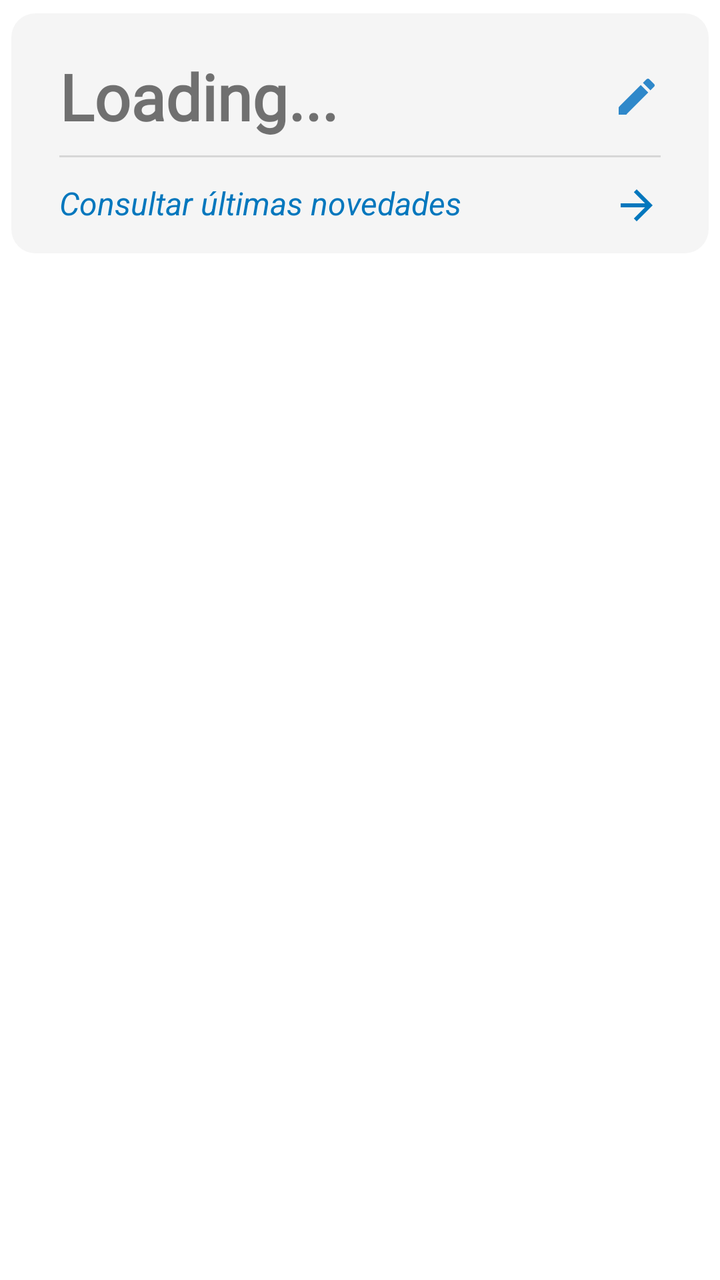
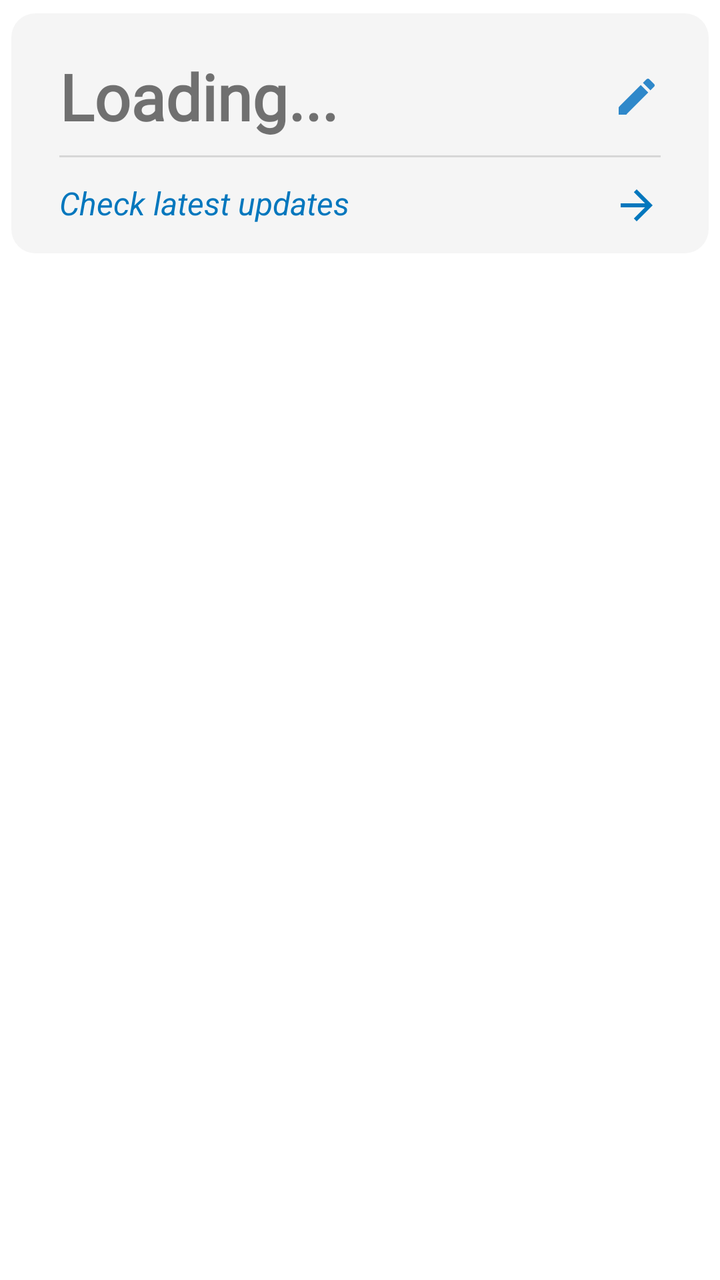

Screens rendered from an Android XML layout before and after an edit, with the pre-edit source and the edit as a unified diff.
<!-- AndroidManifest.xml: application theme Theme.ZapAlerts -->
<!-- res/layout/item_list_interests.xml -->
<?xml version="1.0" encoding="utf-8"?>
<androidx.constraintlayout.widget.ConstraintLayout xmlns:android="http://schemas.android.com/apk/res/android"
    xmlns:app="http://schemas.android.com/apk/res-auto"
    android:layout_width="match_parent"
    android:layout_height="wrap_content"
    android:clickable="true">

    <androidx.cardview.widget.CardView
        style="@style/CustomCardview"
        android:layout_width="match_parent"
        android:layout_height="wrap_content"
        android:layout_marginBottom="32sp"
        android:elevation="0dp"
        android:outlineProvider="none"
        app:cardCornerRadius="12dp"
        app:cardUseCompatPadding="true"
        app:layout_constraintEnd_toEndOf="parent"
        app:layout_constraintStart_toStartOf="parent"
        app:layout_constraintTop_toTopOf="parent">

        <RelativeLayout
            android:layout_width="match_parent"
            android:layout_height="match_parent"
            android:paddingHorizontal="24dp"
            android:paddingTop="20dp">

            <androidx.constraintlayout.widget.ConstraintLayout
                android:id="@+id/name_layout"
                android:layout_width="match_parent"
                android:layout_height="wrap_content"
                android:orientation="horizontal">

                <TextView
                    android:id="@+id/interest_title"
                    android:layout_width="0dp"
                    android:layout_height="wrap_content"
                    android:ellipsize="end"
                    android:fontFamily="@font/lato_light"
                    android:maxLines="1"
                    android:text="Loading..."
                    android:textSize="32sp"
                    android:textStyle="bold"
                    app:layout_constraintBottom_toBottomOf="parent"
                    app:layout_constraintEnd_toStartOf="@id/edit_interest"
                    app:layout_constraintStart_toStartOf="parent"
                    app:layout_constraintTop_toTopOf="parent" />

                <ImageView
                    android:id="@+id/edit_interest"
                    android:layout_width="wrap_content"
                    android:layout_height="wrap_content"
                    android:src="@drawable/ic_baseline_edit_24"
                    app:layout_constraintBottom_toBottomOf="parent"
                    app:layout_constraintEnd_toEndOf="parent"
                    app:layout_constraintTop_toTopOf="parent" />
            </androidx.constraintlayout.widget.ConstraintLayout>

            <com.google.android.material.divider.MaterialDivider
                android:id="@+id/divider"
                android:layout_width="match_parent"
                android:layout_height="wrap_content"
                android:layout_below="@id/name_layout"
                android:layout_marginTop="8dp" />

            <TextView
                android:id="@+id/source"
                android:layout_width="match_parent"
                android:layout_height="wrap_content"
                android:layout_below="@id/divider"
                android:layout_marginVertical="12dp"
                android:foreground="?android:attr/selectableItemBackground"
                android:text="Consultar últimas novedades"
                android:textColor="#0277BD"
                android:textSize="16sp"
                android:textStyle="italic"
                app:drawableEndCompat="@drawable/ic_baseline_arrow_forward_24" />
        </RelativeLayout>
    </androidx.cardview.widget.CardView>
</androidx.constraintlayout.widget.ConstraintLayout>
<!-- resources referenced by this layout -->
<resources>
  <!-- drawable ic_baseline_arrow_forward_24 (drawable) -->
  <vector android:autoMirrored="true" android:height="24dp"
      android:tint="#0277BD" android:viewportHeight="24"
      android:viewportWidth="24" android:width="24dp" xmlns:android="http://schemas.android.com/apk/res/android">
      <path android:fillColor="@android:color/white" android:pathData="M12,4l-1.41,1.41L16.17,11H4v2h12.17l-5.58,5.59L12,20l8,-8z"/>
  </vector>
  <!-- drawable ic_baseline_edit_24 (drawable) -->
  <vector android:height="24dp" android:tint="#2F88CA"
      android:viewportHeight="24" android:viewportWidth="24"
      android:width="24dp" xmlns:android="http://schemas.android.com/apk/res/android">
      <path android:fillColor="@android:color/white" android:pathData="M3,17.25V21h3.75L17.81,9.94l-3.75,-3.75L3,17.25zM20.71,7.04c0.39,-0.39 0.39,-1.02 0,-1.41l-2.34,-2.34c-0.39,-0.39 -1.02,-0.39 -1.41,0l-1.83,1.83 3.75,3.75 1.83,-1.83z"/>
  </vector>
  <style name="CustomCardview" parent="CardView">
          <item name="cardBackgroundColor">#BAF1F1F1</item>
      </style>
  <style name="Theme.ZapAlerts" parent="Theme.MaterialComponents.DayNight.NoActionBar">
          <item name="colorSurface">@color/huawei_white</item>
          
          <item name="colorPrimary">@color/huawei_white3</item>
          <item name="colorPrimaryVariant">@color/huawei_white2</item>
          <item name="colorOnPrimary">@color/black</item>
          
          <item name="colorSecondary">@color/huawei_blue</item>
          <item name="colorSecondaryVariant">#004D9E</item>
          <item name="colorOnSecondary">@color/huawei_white</item>
  
          
          <item name="android:statusBarColor">#E1E1E1</item>
      </style>
  <color name="huawei_white">#FCFCFC</color>
  <color name="huawei_white3">#e5e5e5</color>
  <color name="huawei_white2">#efeff0</color>
  <color name="black">#FF000000</color>
  <color name="huawei_blue">#017eff</color>
</resources>

<!-- the commit's change to res/layout/item_list_interests.xml (unified diff, before → after) -->
@@ -37,7 +37,7 @@
                     android:ellipsize="end"
                     android:fontFamily="@font/lato_light"
                     android:maxLines="1"
-                    android:text="Loading..."
+                    android:text="@string/loading"
                     android:textSize="32sp"
                     android:textStyle="bold"
                     app:layout_constraintBottom_toBottomOf="parent"
@@ -69,7 +69,7 @@
                 android:layout_below="@id/divider"
                 android:layout_marginVertical="12dp"
                 android:foreground="?android:attr/selectableItemBackground"
-                android:text="Consultar últimas novedades"
+                android:text="@string/latest_updates"
                 android:textColor="#0277BD"
                 android:textSize="16sp"
                 android:textStyle="italic"
<!-- resource entries referenced after the edit -->
@@ -12,6 +12,8 @@
       android:width="24dp" xmlns:android="http://schemas.android.com/apk/res/android">
       <path android:fillColor="@android:color/white" android:pathData="M3,17.25V21h3.75L17.81,9.94l-3.75,-3.75L3,17.25zM20.71,7.04c0.39,-0.39 0.39,-1.02 0,-1.41l-2.34,-2.34c-0.39,-0.39 -1.02,-0.39 -1.41,0l-1.83,1.83 3.75,3.75 1.83,-1.83z"/>
   </vector>
+  <string name="latest_updates">Check latest updates</string>
+  <string name="loading">Loading...</string>
   <style name="CustomCardview" parent="CardView">
           <item name="cardBackgroundColor">#BAF1F1F1</item>
       </style>
